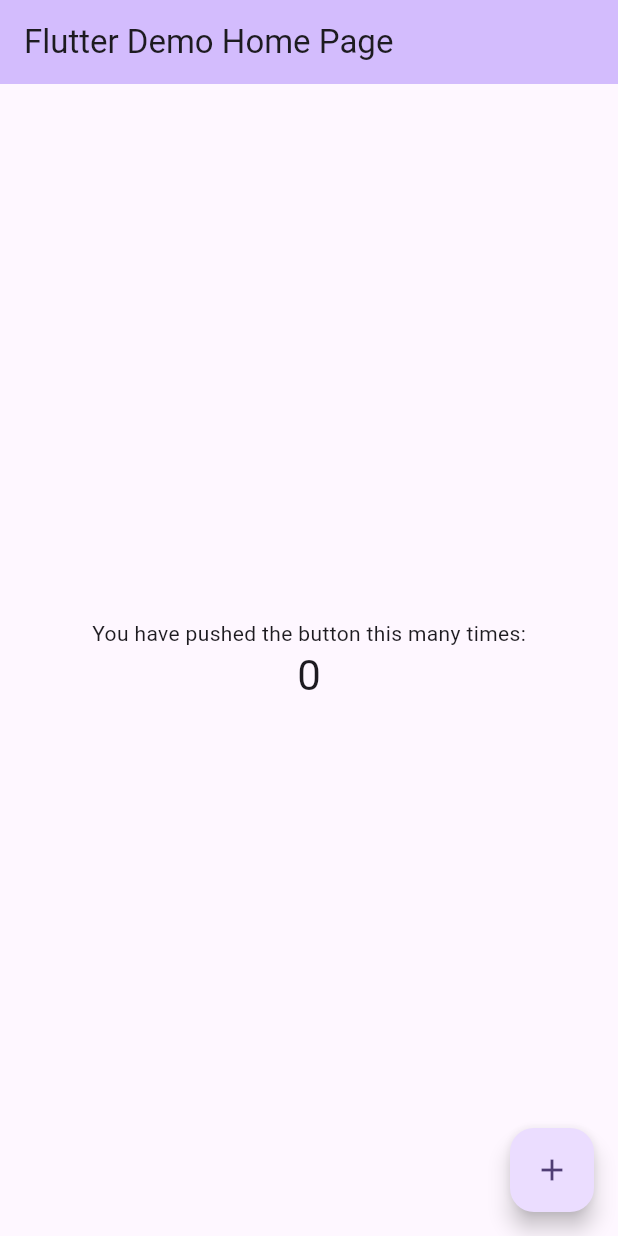
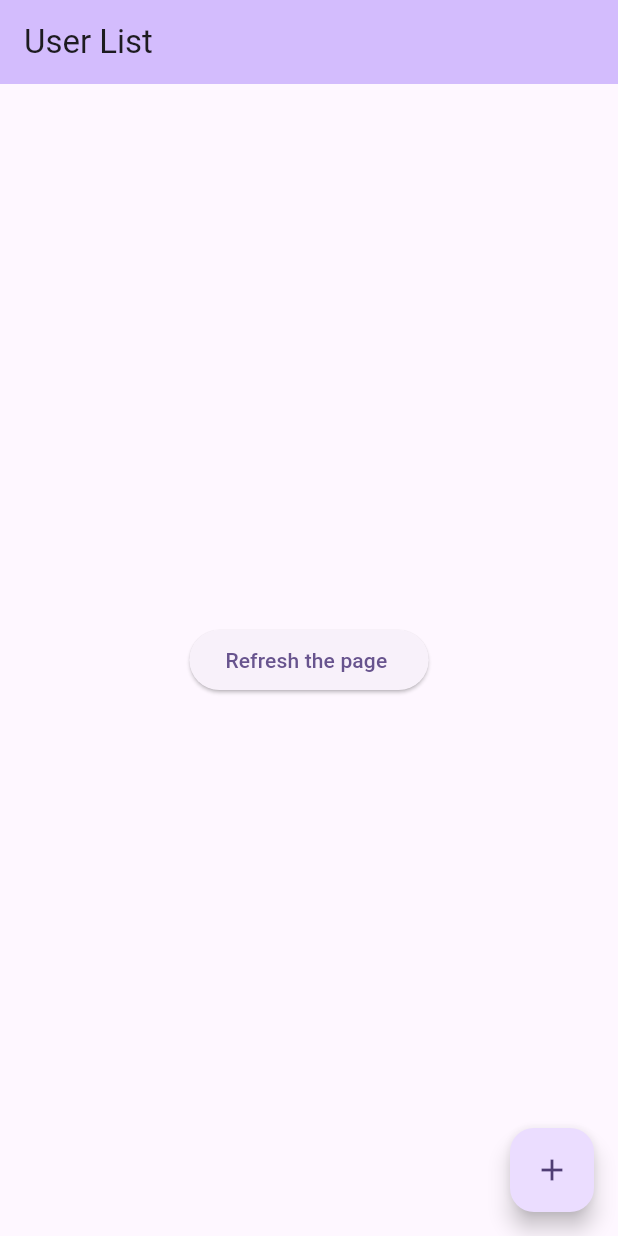
Before and after one commit to Bashirkhalil/city_property_interview_test, a Flutter app: the screen it shows after launch, on a phone screen of 412 x 824 dp. Run offline on Flutter 3.47's test engine with Material 3 defaults, Android fonts, the light colour scheme and no system bars; our stand-ins replace flutter_bloc, fluttertoast, get_it; network calls fail.

Commit message:
1- bloc implementation . 2- bloc observer . 3- event click . 4- user state . 5- controller implementation . 6- repo  implementation .

```diff
--- /dev/null
+++ b/lib/common/constant.dart
@@ -0,0 +1,2 @@
+
+var mBaseURl  = "https://emergingideas.ae/test_apis";
--- /dev/null
+++ b/lib/controller/user_controller.dart
@@ -0,0 +1,28 @@
+import 'dart:convert';
+
+import 'package:http/http.dart' as http;
+import '../common/constant.dart';
+import '../model/user_article.dart';
+
+abstract class UserRepository {
+  Future<List<User>> userList(String email);
+}
+
+class UserController implements UserRepository {
+
+
+  @override
+  Future<List<User>> userList(String email) async {
+    var url = "/read.php?email=$email";
+
+    final response = await http.get(Uri.parse(mBaseURl + url));
+    if (response.statusCode == 200) {
+      final List<dynamic> jsonData = json.decode(response.body);
+      return jsonData.map((e) => User.fromJson(e)).toList();
+    } else {
+      throw Exception('Failed to load user');
+    }
+
+  }
+
+}
--- a/lib/main.dart
+++ b/lib/main.dart
@@ -1,6 +1,20 @@
+import 'package:city_property_flutter_interview_test/view/bloc/user_bloc.dart';
+import 'package:city_property_flutter_interview_test/view/screen/user_list_page.dart';
 import 'package:flutter/material.dart';
+import 'package:flutter_bloc/flutter_bloc.dart';
+import 'MyBlocObserver.dart';
+import 'injection_container.dart';
+import 'injection_container.dart' as di;
+import 'injection_container.dart';
 
-void main() {
+void main() async {
+
+  WidgetsFlutterBinding.ensureInitialized();
+
+  Bloc.observer = MyBlocObserver();
+
+  await Future.wait([di.init() ,]);
+
   runApp(const MyApp());
 }
 
@@ -10,116 +24,21 @@
   // This widget is the root of your application.
   @override
   Widget build(BuildContext context) {
-    return MaterialApp(
-      title: 'Flutter Demo',
-      theme: ThemeData(
-        // This is the theme of your application.
-        //
-        // TRY THIS: Try running your application with "flutter run". You'll see
-        // the application has a purple toolbar. Then, without quitting the app,
-        // try changing the seedColor in the colorScheme below to Colors.green
-        // and then invoke "hot reload" (save your changes or press the "hot
-        // reload" button in a Flutter-supported IDE, or press "r" if you used
-        // the command line to start the app).
-        //
-        // Notice that the counter didn't reset back to zero; the application
-        // state is not lost during the reload. To reset the state, use hot
-        // restart instead.
-        //
-        // This works for code too, not just values: Most code changes can be
-        // tested with just a hot reload.
-        colorScheme: ColorScheme.fromSeed(seedColor: Colors.deepPurple),
-        useMaterial3: true,
+    return MultiBlocProvider(
+      providers:  [
+        BlocProvider(
+          create: (context) => sl<UserBloc>(),
+        ),
+      ],
+      child: MaterialApp(
+        debugShowCheckedModeBanner :  false ,
+        title: 'Flutter Demo',
+        theme: ThemeData(
+          colorScheme: ColorScheme.fromSeed(seedColor: Colors.deepPurple),
+          useMaterial3: true,
+        ),
+        home: const UserListPage(),
       ),
-      home: const MyHomePage(title: 'Flutter Demo Home Page'),
     );
   }
 }
-
-class MyHomePage extends StatefulWidget {
-  const MyHomePage({super.key, required this.title});
-
-  // This widget is the home page of your application. It is stateful, meaning
-  // that it has a State object (defined below) that contains fields that affect
-  // how it looks.
-
-  // This class is the configuration for the state. It holds the values (in this
-  // case the title) provided by the parent (in this case the App widget) and
-  // used by the build method of the State. Fields in a Widget subclass are
-  // always marked "final".
-
-  final String title;
-
-  @override
-  State<MyHomePage> createState() => _MyHomePageState();
-}
-
-class _MyHomePageState extends State<MyHomePage> {
-  int _counter = 0;
-
-  void _incrementCounter() {
-    setState(() {
-      // This call to setState tells the Flutter framework that something has
-      // changed in this State, which causes it to rerun the build method below
-      // so that the display can reflect the updated values. If we changed
-      // _counter without calling setState(), then the build method would not be
-      // called again, and so nothing would appear to happen.
-      _counter++;
-    });
-  }
-
-  @override
-  Widget build(BuildContext context) {
-    // This method is rerun every time setState is called, for instance as done
-    // by the _incrementCounter method above.
-    //
-    // The Flutter framework has been optimized to make rerunning build methods
-    // fast, so that you can just rebuild anything that needs updating rather
-    // than having to individually change instances of widgets.
-    return Scaffold(
-      appBar: AppBar(
-        // TRY THIS: Try changing the color here to a specific color (to
-        // Colors.amber, perhaps?) and trigger a hot reload to see the AppBar
-        // change color while the other colors stay the same.
-        backgroundColor: Theme.of(context).colorScheme.inversePrimary,
-        // Here we take the value from the MyHomePage object that was created by
-        // the App.build method, and use it to set our appbar title.
-        title: Text(widget.title),
-      ),
-      body: Center(
-        // Center is a layout widget. It takes a single child and positions it
-        // in the middle of the parent.
-        child: Column(
-          // Column is also a layout widget. It takes a list of children and
-          // arranges them vertically. By default, it sizes itself to fit its
-          // children horizontally, and tries to be as tall as its parent.
-          //
-          // Column has various properties to control how it sizes itself and
-          // how it positions its children. Here we use mainAxisAlignment to
-          // center the children vertically; the main axis here is the vertical
-          // axis because Columns are vertical (the cross axis would be
-          // horizontal).
-          //
-          // TRY THIS: Invoke "debug painting" (choose the "Toggle Debug Paint"
-          // action in the IDE, or press "p" in the console), to see the
-          // wireframe for each widget.
-          mainAxisAlignment: MainAxisAlignment.center,
-          children: <Widget>[
-            const Text(
-              'You have pushed the button this many times:',
-            ),
-            Text(
-              '$_counter',
-              style: Theme.of(context).textTheme.headlineMedium,
-            ),
-          ],
-        ),
-      ),
-      floatingActionButton: FloatingActionButton(
-        onPressed: _incrementCounter,
-        tooltip: 'Increment',
-        child: const Icon(Icons.add),
-      ), // This trailing comma makes auto-formatting nicer for build methods.
-    );
-  }
-}
--- /dev/null
+++ b/lib/model/user_article.dart
@@ -0,0 +1,27 @@
+// model.dart
+class User {
+  final int id;
+  final String title;
+  final String description;
+  final String img_link;
+  final String email;
+
+
+  User({
+    required this.id,
+    required this.title,
+    required this.description,
+    required this.img_link,
+    required this.email
+  });
+
+  factory User.fromJson(Map<String, dynamic> json) {
+    return User(
+      id: json['id'] ?? '',
+      title: json['title'] ?? '',
+      description: json['description'] ?? '',
+      img_link: json['img_link'] ?? '',
+      email: json['email'] ?? '',
+    );
+  }
+}
--- /dev/null
+++ b/lib/view/bloc/user_bloc.dart
@@ -0,0 +1,30 @@
+import 'package:city_property_flutter_interview_test/view/bloc/user_state.dart';
+import 'package:flutter_bloc/flutter_bloc.dart';
+
+import '../../controller/user_controller.dart';
+import 'user_event.dart';
+
+class UserBloc extends Bloc<UserEvent, UserState> {
+
+  // this will inject using get it
+  UserController mUserController;
+
+  void emitLoading() => emit(UserLoadingState());
+  void emitError({required String error}) => emit(UserErrorState(onError: error));
+
+  UserBloc({required this.mUserController}) : super(UserInitial()) {
+
+    // getEvent
+    on<GetUserEvent>((event, emit) async {
+      try {
+        emit(UserLoadingState());
+        var result = await mUserController.userList(event.email);
+        emit(UserSuccessState(userList: result));
+      } catch (e) {
+        emit(UserErrorState(onError: "Error occur -> $e"));
+      }
+    });
+
+  }
+
+}
--- /dev/null
+++ b/lib/view/bloc/user_event.dart
@@ -0,0 +1,6 @@
+abstract class UserEvent {}
+
+class GetUserEvent extends UserEvent {
+  String email ;
+  GetUserEvent(this.email);
+}
--- /dev/null
+++ b/lib/view/bloc/user_state.dart
@@ -0,0 +1,18 @@
+import '../../model/user_article.dart';
+
+abstract class UserState {}
+
+class UserInitial extends UserState {}
+class UserLoadingState extends UserState {}
+class UserErrorState extends UserState {
+  String onError ;
+  UserErrorState({required this.onError});
+}
+
+
+//  user List success
+//------------------------------------------------------------
+class UserSuccessState extends UserState {
+  List<User> userList = [];
+  UserSuccessState({required this.userList});
+}
--- /dev/null
+++ b/lib/view/screen/user_list_page.dart
@@ -0,0 +1,136 @@
+import 'package:flutter/material.dart';
+import 'package:flutter_bloc/flutter_bloc.dart';
+import 'package:fluttertoast/fluttertoast.dart';
+
+
+import '../../model/user_article.dart';
+import '../bloc/user_bloc.dart';
+import '../bloc/user_event.dart';
+import '../bloc/user_state.dart';
+import '../widget/user_row.dart';
+
+class UserListPage extends StatefulWidget {
+  const UserListPage({super.key});
+
+  @override
+  State<UserListPage> createState() => _UserListPageState();
+}
+
+class _UserListPageState extends State<UserListPage> {
+  @override
+  void initState() {
+    super.initState();
+  }
+
+  @override
+  Widget build(BuildContext context) {
+    var mUserCubit = BlocProvider.of<UserBloc>(context);
+    mUserCubit.add(GetUserEvent("mikehsch@email.com"));
+
+    return Scaffold(
+        floatingActionButton: FloatingActionButton(
+          onPressed: () {},
+          child: const Icon(Icons.add),
+        ),
+        appBar: AppBar(
+          backgroundColor: Theme.of(context).colorScheme.inversePrimary,
+          title: Text("User List"),
+        ),
+        body: BlocConsumer<UserBloc, UserState>(
+            listener: (context, state) {} ,
+            builder: (context, state) {
+              print("state is ");
+              print(state);
+
+              if (state is UserLoadingState) {
+                return const Center(child: CircularProgressIndicator());
+              }
+
+              if (state is UserSuccessState) {
+                print("Data -> ${state.userList.length}");
+                print("Data -> ${state.userList[0].title}");
+
+                return buildUserList(mUserCubit, state.userList);
+              }
+
+              return Center(
+                child: ElevatedButton(
+                  onPressed: () {
+                    mUserCubit.add(GetUserEvent("mikehsch@email.com"));
+                  },
+                  child: const Text('Refresh the page '),
+                ),
+              );
+            }));
+  }
+
+  buildUserList(mUserCubit, List<User> userList) {
+    return Container(
+      padding: const EdgeInsets.symmetric(vertical: 15, horizontal: 15),
+      child: ListView.separated(
+          physics: const BouncingScrollPhysics(),
+          scrollDirection: Axis.vertical,
+          itemCount: userList.length,
+          separatorBuilder: (context, index) => const SizedBox(
+                height: 10,
+              ),
+          itemBuilder: (context, index) {
+            return UserRow(
+              user: userList[index],
+              onDelete: (User user) {
+                showDialog(
+                    context: context,
+                    builder: (BuildContext context) {
+                      return AlertDialog(
+                        title: const Text("Confirm Delete"),
+                        content: const Text(
+                            "Are you sure you want to delete this user?"),
+                        actions: [
+                          TextButton(
+                            onPressed: () {
+                              Navigator.of(context).pop(); // Close dialog
+                            },
+                            child: const Text("Cancel"),
+                          ),
+                          TextButton(
+                            onPressed: () {
+                              Navigator.of(context).pop(); // Close dialog
+                            },
+                            child: const Text("Delete"),
+                          ),
+                        ],
+                      );
+                    });
+              },
+              onEdit: (User user) {
+                showDialog(
+                    context: context,
+                    builder: (BuildContext context) {
+                      return AlertDialog(
+                        title: const Text("Confirm Edit"),
+                        content: const Text(
+                            "Are you sure you want to delete this user?"),
+                        actions: [
+                          TextButton(
+                            onPressed: () {
+                              Navigator.of(context).pop(); // Close dialog
+                            },
+                            child: const Text("Cancel"),
+                          ),
+                          TextButton(
+                            onPressed: () {
+                              Navigator.of(context).pop(); // Close dialog
+                            },
+                            child: const Text("Edit"),
+                          ),
+                        ],
+                      );
+                    });
+              },
+            );
+          }),
+    );
+  }
+
+
+}
```
Also changed, not shown: lib/MyBlocObserver.dart (added, +27 -0 lines), lib/common/response.dart (added, +10 -0 lines), lib/injection_container.dart (added, +27 -0 lines), lib/view/widget/user_row.dart (added, +153 -0 lines), pubspec.yaml (+3 -55 lines), images/default.png (added), pubspec.lock, 6 other files.
